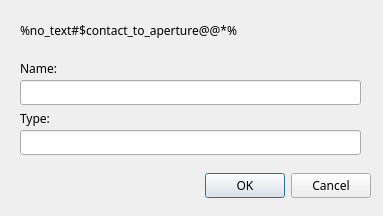
Before: the Qt Designer form dialogs/rendlg.ui in Bs0Dd/GRiDISKCOM, drawn with Qt 5.
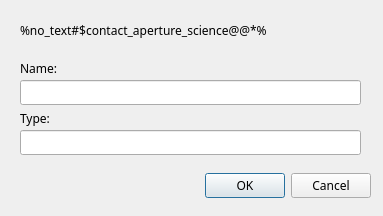
After: the same form once the commit is applied. Icons and pictures are not drawn.

```diff
--- a/dialogs/rendlg.ui
+++ b/dialogs/rendlg.ui
@@ -48,7 +48,7 @@
     </rect>
    </property>
    <property name="text">
-    <string>%no_text#$contact_to_aperture@@*%</string>
+    <string>%no_text#$contact_aperture_science@@*%</string>
    </property>
    <property name="wordWrap">
     <bool>true</bool>
```
Left out of the diff: 6 changed lines with no effect on the pictures.
